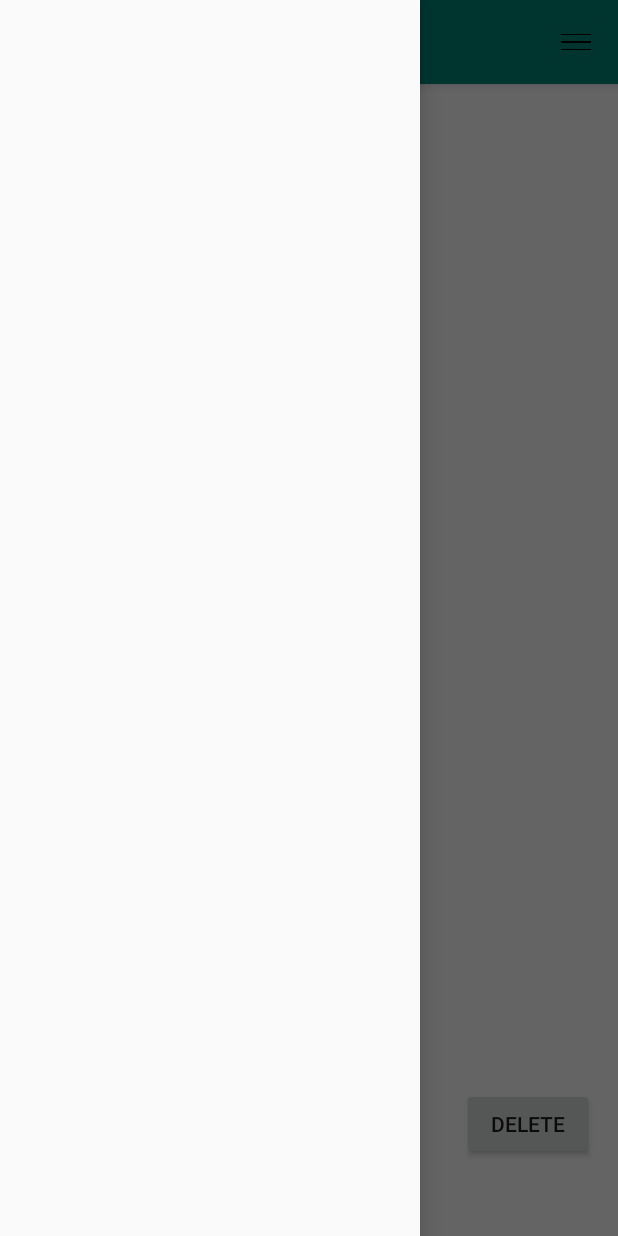
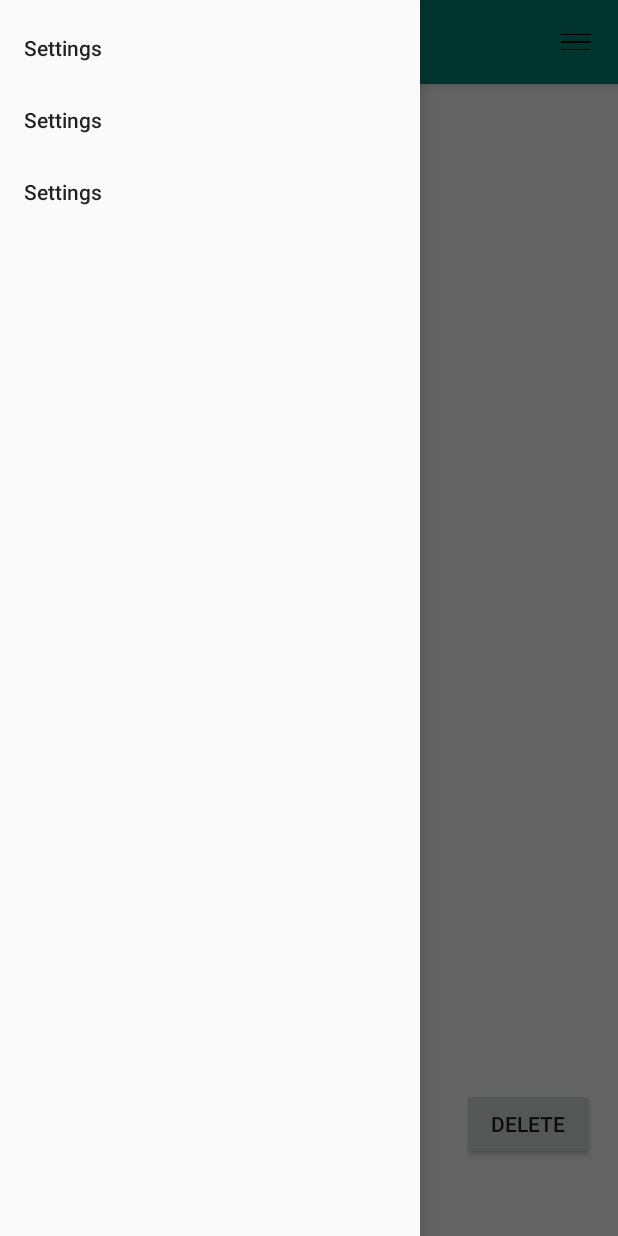
Before and after one commit to erboland12/Record-It, an Android app: the screen it shows after launch (MainActivity), with the side drawer open, on a phone screen of 412 x 824 dp. Run offline under Robolectric (Android 15) with nearby library versions, the phone set to English and light mode, and no system bars; our stand-ins replace navigation-ui.

Commit message:
Implemented drawer layout

```diff
--- a/app/src/main/res/layout/activity_drawer.xml
+++ b/app/src/main/res/layout/activity_drawer.xml
@@ -1,5 +1,5 @@
 <?xml version="1.0" encoding="utf-8"?>
-<android.support.v4.widget.DrawerLayout xmlns:android="http://schemas.android.com/apk/res/android"
+<androidx.core.widget.DrawerLayout xmlns:android="http://schemas.android.com/apk/res/android"
     xmlns:tools="http://schemas.android.com/tools"
     xmlns:app="http://schemas.android.com/apk/res-auto"
     android:id="@+id/activity_main"
@@ -36,4 +36,4 @@
 
 
 
-</android.support.v4.widget.DrawerLayout>
+</androidx.core.widget.DrawerLayout>
--- a/app/src/main/res/layout/activity_main.xml
+++ b/app/src/main/res/layout/activity_main.xml
@@ -1,21 +1,15 @@
 <?xml version="1.0" encoding="utf-8"?>
-<android.support.v4.widget.DrawerLayout
-    xmlns:android="http://schemas.android.com/apk/res/android"
+
+<androidx.drawerlayout.widget.DrawerLayout xmlns:android="http://schemas.android.com/apk/res/android"
     xmlns:app="http://schemas.android.com/apk/res-auto"
-    xmlns:tools="http://schemas.android.com/tools"
     android:id="@+id/drawer_layout"
     android:layout_width="match_parent"
-    android:layout_height="match_parent"
-    tools:openDrawer="start" layout_height="match_parent"
-    app:defaultNavHost="true">
-
-    <android.support.design.widget.NavigationView
-        android:id="@+id/nav_view"
-        android:layout_width="wrap_content"
-        android:layout_height="match_parent"
-        android:layout_gravity="start" />
+    android:layout_height="match_parent">
 
     <androidx.constraintlayout.widget.ConstraintLayout
+        xmlns:android="http://schemas.android.com/apk/res/android"
+        xmlns:app="http://schemas.android.com/apk/res-auto"
+        xmlns:tools="http://schemas.android.com/tools"
         android:layout_width="match_parent"
         android:layout_height="match_parent">
 
@@ -72,4 +66,12 @@
             app:layout_constraintVertical_bias="0.935" />
 
     </androidx.constraintlayout.widget.ConstraintLayout>
-</android.support.v4.widget.DrawerLayout>
+
+    <com.google.android.material.navigation.NavigationView
+        android:id="@+id/nav_view"
+        android:layout_width="wrap_content"
+        android:layout_height="match_parent"
+        app:menu="@menu/menu_side"
+        android:layout_gravity="start"
+        android:fitsSystemWindows="true" />
+</androidx.drawerlayout.widget.DrawerLayout>
--- /dev/null
+++ b/app/src/main/res/menu/menu_side.xml
@@ -0,0 +1,12 @@
+<?xml version="1.0" encoding="utf-8"?>
+<menu xmlns:android="http://schemas.android.com/apk/res/android">
+    <item
+        android:title="Settings">
+    </item>
+    <item
+        android:title="Settings">
+    </item>
+    <item
+        android:title="Settings">
+    </item>
+</menu>
```
Also changed, not shown: app/build.gradle (+7 -4 lines), app/src/main/java/com/example/recordratings/MainActivity.java (+7 -0 lines).
